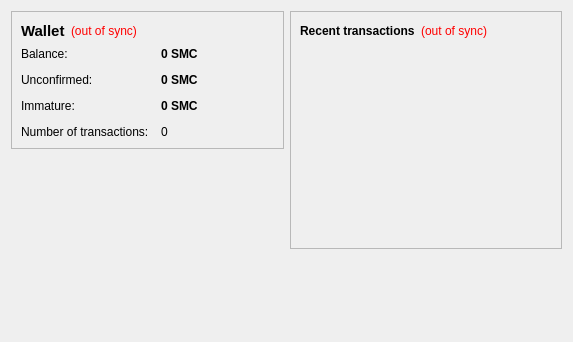
Qt form src/qt/forms/overviewpage.ui (coptercam/strongcoin) before a commit.
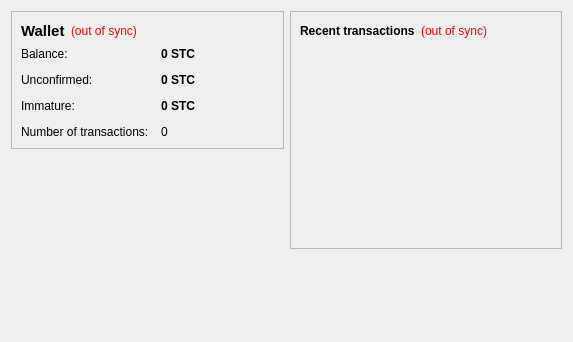
The same form after that commit.

What changed in the file:
```diff
--- a/src/qt/forms/overviewpage.ui
+++ b/src/qt/forms/overviewpage.ui
@@ -105,7 +105,7 @@
              <string>Your current balance</string>
             </property>
             <property name="text">
-             <string notr="true">0 SMC</string>
+             <string notr="true">0 STC</string>
             </property>
             <property name="textInteractionFlags">
              <set>Qt::LinksAccessibleByMouse|Qt::TextSelectableByKeyboard|Qt::TextSelectableByMouse</set>
@@ -134,7 +134,7 @@
              <string>Total of transactions that have yet to be confirmed, and do not yet count toward the current balance</string>
             </property>
             <property name="text">
-             <string notr="true">0 SMC</string>
+             <string notr="true">0 STC</string>
             </property>
             <property name="textInteractionFlags">
              <set>Qt::LinksAccessibleByMouse|Qt::TextSelectableByKeyboard|Qt::TextSelectableByMouse</set>
@@ -177,7 +177,7 @@
              <string>Mined balance that has not yet matured</string>
             </property>
             <property name="text">
-             <string notr="true">0 SMC</string>
+             <string notr="true">0 STC</string>
             </property>
             <property name="textInteractionFlags">
              <set>Qt::LinksAccessibleByMouse|Qt::TextSelectableByKeyboard|Qt::TextSelectableByMouse</set>
```
Left out of the diff: 4 changed lines with no effect on the pictures.
